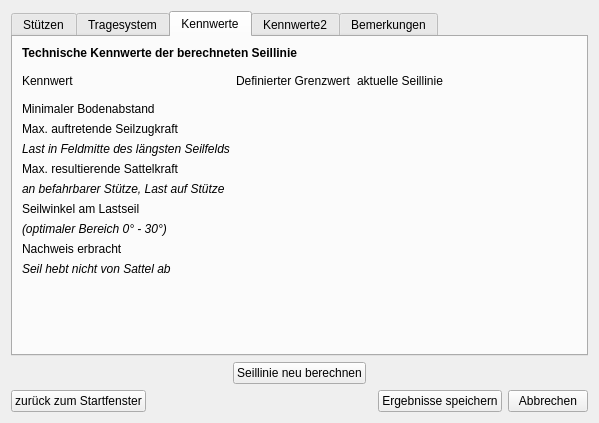
Above: gui/adjustmentDialog.ui from piMoll/SEILAPLAN before the change. Below: the same form after it.
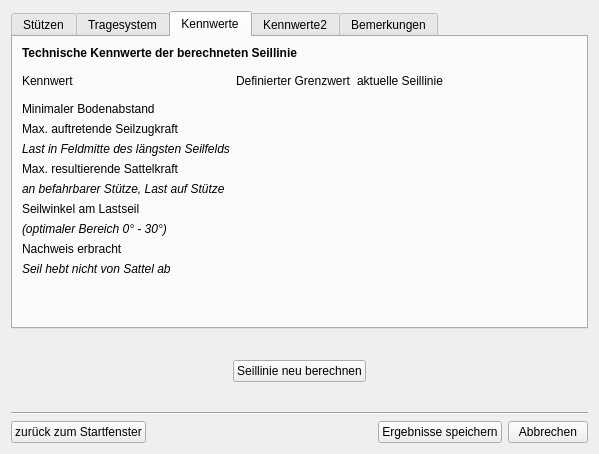
That is the form after the change. The open tabs and pages were chosen to show the change. Icons and pictures are not drawn.

What changed in the file:
```diff
--- a/gui/adjustmentDialog.ui
+++ b/gui/adjustmentDialog.ui
@@ -7,13 +7,39 @@
     <x>0</x>
     <y>0</y>
     <width>599</width>
-    <height>423</height>
+    <height>454</height>
    </rect>
   </property>
   <property name="windowTitle">
    <string>Dialog</string>
   </property>
   <layout class="QGridLayout" name="gridLayout_2">
+   <item row="3" column="0">
+    <spacer name="verticalSpacer">
+     <property name="orientation">
+      <enum>Qt::Vertical</enum>
+     </property>
+     <property name="sizeType">
+      <enum>QSizePolicy::MinimumExpanding</enum>
+     </property>
+     <property name="sizeHint" stdset="0">
+      <size>
+       <width>20</width>
+       <height>5</height>
+      </size>
+     </property>
+    </spacer>
+   </item>
+   <item row="0" column="0">
+    <layout class="QVBoxLayout" name="plotLayout"/>
+   </item>
+   <item row="6" column="0">
+    <widget class="Line" name="line">
+     <property name="orientation">
+      <enum>Qt::Horizontal</enum>
+     </property>
+    </widget>
+   </item>
    <item row="2" column="0">
     <layout class="QVBoxLayout" name="tabLayout">
      <item>
@@ -924,10 +950,7 @@
      </item>
     </layout>
    </item>
-   <item row="0" column="0">
-    <layout class="QVBoxLayout" name="plotLayout"/>
-   </item>
-   <item row="4" column="0">
+   <item row="7" column="0">
     <layout class="QHBoxLayout" name="buttonLayout">
      <item>
       <widget class="QPushButton" name="btnBackToStart">
@@ -965,7 +988,7 @@
      </item>
     </layout>
    </item>
-   <item row="3" column="0">
+   <item row="4" column="0">
     <layout class="QHBoxLayout" name="calculateLayout">
      <item>
       <spacer name="horizontalSpacer">
@@ -1002,6 +1025,22 @@
      </item>
     </layout>
    </item>
+   <item row="5" column="0">
+    <spacer name="verticalSpacer_6">
+     <property name="orientation">
+      <enum>Qt::Vertical</enum>
+     </property>
+     <property name="sizeType">
+      <enum>QSizePolicy::MinimumExpanding</enum>
+     </property>
+     <property name="sizeHint" stdset="0">
+      <size>
+       <width>20</width>
+       <height>5</height>
+      </size>
+     </property>
+    </spacer>
+   </item>
   </layout>
  </widget>
  <resources>
```
Left out of the diff: 16 changed lines with no effect on the pictures.
